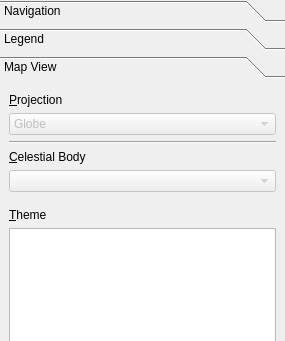
First picture: the form in src/lib/MarbleControlBox.ui, repository KDE/marble, before the edit; both pictures show x 0 to 285 and y 0 to 341 of the 285 by 630 pixel window.
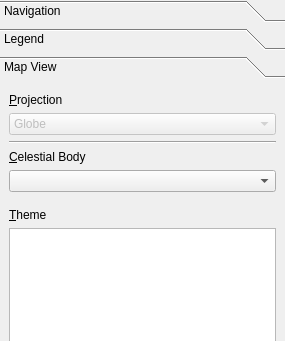
Second picture: the form after the edit. The open tabs and pages were chosen to show the change. Icons and pictures are not drawn. Custom widgets are drawn as their Qt base class.

Diff of the .ui file:
```diff
--- a/src/lib/MarbleControlBox.ui
+++ b/src/lib/MarbleControlBox.ui
@@ -529,7 +529,7 @@
        <item>
         <widget class="QComboBox" name="celestialBodyComboBox" >
          <property name="enabled" >
-          <bool>false</bool>
+          <bool>true</bool>
          </property>
         </widget>
        </item>
```
